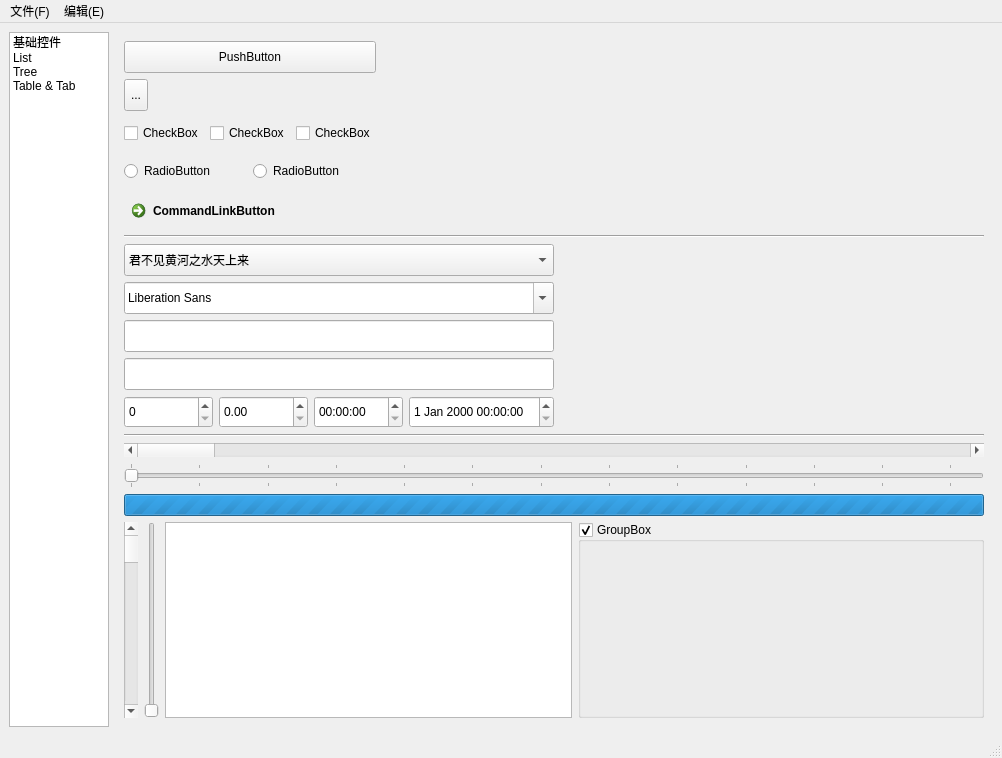
This is mainwindow.ui in igugyj/FluentUIStyle as Qt 5 draws it before an edit. The edited form follows.
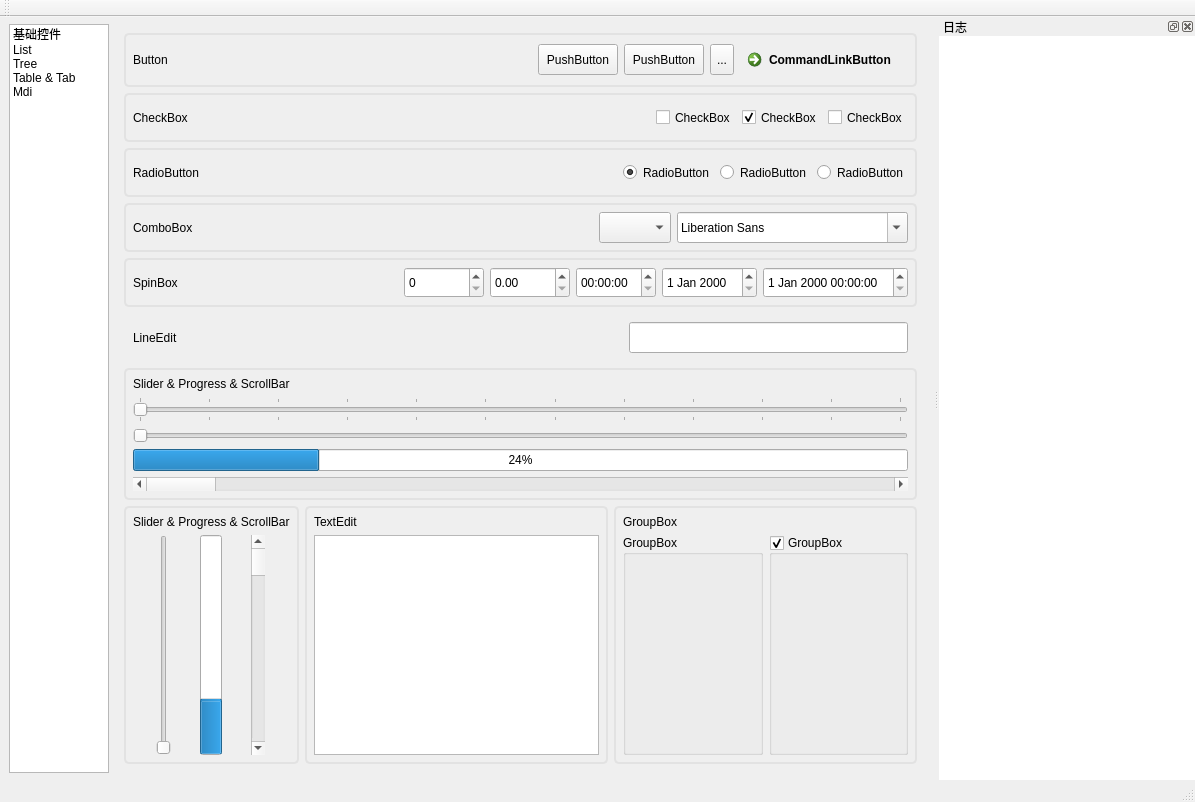
This is the edited form.

```diff
--- a/mainwindow.ui
+++ b/mainwindow.ui
@@ -6,15 +6,29 @@
    <rect>
     <x>0</x>
     <y>0</y>
-    <width>1002</width>
-    <height>758</height>
+    <width>1195</width>
+    <height>802</height>
    </rect>
   </property>
   <property name="windowTitle">
    <string>MainWindow</string>
   </property>
+  <property name="styleSheet">
+   <string notr="true">MainWindow{background: white;}
+#widget, #widget_2,#widget_3,#widget_4,#widget_5,#widget_6,#widget_7,#widget_8,#widget_9
+ {border: 2px solid rgb(226, 226, 226); border-radius: 5px;}</string>
+  </property>
   <widget class="QWidget" name="centralwidget">
    <layout class="QGridLayout" name="gridLayout">
+    <property name="topMargin">
+     <number>7</number>
+    </property>
+    <property name="rightMargin">
+     <number>7</number>
+    </property>
+    <property name="bottomMargin">
+     <number>7</number>
+    </property>
     <item row="0" column="0">
      <widget class="QListWidget" name="listWidget">
       <property name="sizePolicy">
@@ -49,6 +63,11 @@
         <string>Table &amp; Tab</string>
        </property>
       </item>
+      <item>
+       <property name="text">
+        <string>Mdi</string>
+       </property>
+      </item>
      </widget>
     </item>
     <item row="0" column="1">
@@ -57,52 +76,16 @@
        <number>0</number>
       </property>
       <widget class="QWidget" name="page">
-       <layout class="QGridLayout" name="gridLayout_8">
-        <item row="0" column="0">
+       <layout class="QGridLayout" name="gridLayout_14">
+        <item row="0" column="0" colspan="3">
+         <widget class="QWidget" name="widget" native="true">
          <layout class="QGridLayout" name="gridLayout_2">
-          <item row="3" column="0">
-           <layout class="QHBoxLayout" name="horizontalLayout_2">
-            <item>
-             <widget class="QRadioButton" name="radioButton">
-              <property name="minimumSize">
-               <size>
-                <width>0</width>
-                <height>32</height>
-               </size>
-              </property>
-              <property name="text">
-               <string>RadioButton</string>
-              </property>
-             </widget>
-            </item>
-            <item>
-             <widget class="QRadioButton" name="radioButton_2">
-              <property name="minimumSize">
-               <size>
-                <width>0</width>
-                <height>32</height>
-               </size>
-              </property>
-              <property name="text">
-               <string>RadioButton</string>
-              </property>
-             </widget>
-            </item>
-           </layout>
-          </item>
-          <item row="4" column="0">
-           <widget class="QCommandLinkButton" name="commandLinkButton">
-            <property name="text">
-             <string>CommandLinkButton</string>
-            </property>
-           </widget>
-          </item>
-          <item row="0" column="0">
+           <item row="0" column="3">
            <widget class="QPushButton" name="pushButton">
             <property name="minimumSize">
              <size>
               <width>0</width>
-              <height>32</height>
+               <height>31</height>
              </size>
             </property>
             <property name="text">
@@ -110,58 +93,12 @@
             </property>
            </widget>
           </item>
-          <item row="2" column="0">
-           <layout class="QHBoxLayout" name="horizontalLayout">
-            <item>
-             <widget class="QCheckBox" name="checkBox">
-              <property name="minimumSize">
-               <size>
-                <width>0</width>
-                <height>32</height>
-               </size>
-              </property>
-              <property name="text">
-               <string>CheckBox</string>
-              </property>
-              <property name="tristate">
-               <bool>true</bool>
-              </property>
-             </widget>
-            </item>
-            <item>
-             <widget class="QCheckBox" name="checkBox_2">
-              <property name="minimumSize">
-               <size>
-                <width>0</width>
-                <height>32</height>
-               </size>
-              </property>
-              <property name="text">
-               <string>CheckBox</string>
-              </property>
-             </widget>
-            </item>
-            <item>
-             <widget class="QCheckBox" name="checkBox_3">
-              <property name="minimumSize">
-               <size>
-                <width>0</width>
-                <height>32</height>
-               </size>
-              </property>
-              <property name="text">
-               <string>CheckBox</string>
-              </property>
-             </widget>
-            </item>
-           </layout>
-          </item>
-          <item row="1" column="0">
+           <item row="0" column="5">
            <widget class="QToolButton" name="toolButton">
             <property name="minimumSize">
              <size>
               <width>0</width>
-              <height>32</height>
+               <height>31</height>
              </size>
             </property>
             <property name="text">
@@ -169,61 +106,269 @@
             </property>
            </widget>
           </item>
-          <item row="2" column="1">
+           <item row="0" column="0">
+            <widget class="QLabel" name="label">
+             <property name="text">
+              <string>Button</string>
+             </property>
+            </widget>
+           </item>
+           <item row="0" column="4">
+            <widget class="QPushButton" name="pushButton_2">
+             <property name="minimumSize">
+              <size>
+               <width>0</width>
+               <height>31</height>
+              </size>
+             </property>
+             <property name="text">
+              <string>PushButton</string>
+             </property>
+            </widget>
+           </item>
+           <item row="0" column="1">
            <spacer name="horizontalSpacer">
             <property name="orientation">
              <enum>Qt::Horizontal</enum>
             </property>
             <property name="sizeHint" stdset="0">
              <size>
-              <width>40</width>
+               <width>522</width>
               <height>20</height>
              </size>
             </property>
            </spacer>
           </item>
-         </layout>
-        </item>
-        <item row="1" column="0">
-         <widget class="Line" name="line">
-          <property name="orientation">
-           <enum>Qt::Horizontal</enum>
-          </property>
+           <item row="0" column="6">
+            <widget class="QCommandLinkButton" name="commandLinkButton">
+             <property name="text">
+              <string>CommandLinkButton</string>
+             </property>
+            </widget>
+           </item>
+          </layout>
          </widget>
         </item>
-        <item row="2" column="0">
+        <item row="1" column="0" colspan="3">
+         <widget class="QWidget" name="widget_2" native="true">
          <layout class="QGridLayout" name="gridLayout_6">
-          <item row="1" column="1">
+           <item row="0" column="0">
+            <widget class="QLabel" name="label_2">
+             <property name="text">
+              <string>CheckBox</string>
+             </property>
+            </widget>
+           </item>
+           <item row="0" column="1">
            <spacer name="horizontalSpacer_2">
             <property name="orientation">
              <enum>Qt::Horizontal</enum>
             </property>
             <property name="sizeHint" stdset="0">
              <size>
-              <width>40</width>
+               <width>634</width>
               <height>20</height>
              </size>
             </property>
            </spacer>
           </item>
-          <item row="2" column="0">
-           <widget class="QLineEdit" name="lineEdit">
+           <item row="0" column="2">
+            <widget class="QCheckBox" name="checkBox">
             <property name="minimumSize">
              <size>
               <width>0</width>
-              <height>32</height>
-             </size>
-            </property>
-           </widget>
-          </item>
-          <item row="4" column="0">
-           <layout class="QHBoxLayout" name="horizontalLayout_3">
+               <height>31</height>
+              </size>
+             </property>
+             <property name="text">
+              <string>CheckBox</string>
+             </property>
+             <property name="tristate">
+              <bool>true</bool>
+             </property>
+            </widget>
+           </item>
+           <item row="0" column="3">
+            <widget class="QCheckBox" name="checkBox_2">
+             <property name="minimumSize">
+              <size>
+               <width>0</width>
+               <height>31</height>
+              </size>
+             </property>
+             <property name="text">
+              <string>CheckBox</string>
+             </property>
+             <property name="checked">
+              <bool>true</bool>
+             </property>
+            </widget>
+           </item>
+           <item row="0" column="4">
+            <widget class="QCheckBox" name="checkBox_3">
+             <property name="minimumSize">
+              <size>
+               <width>0</width>
+               <height>31</height>
+              </size>
+             </property>
+             <property name="text">
+              <string>CheckBox</string>
+             </property>
+            </widget>
+           </item>
+          </layout>
+         </widget>
+        </item>
+        <item row="2" column="0" colspan="3">
+         <widget class="QWidget" name="widget_3" native="true">
+          <layout class="QGridLayout" name="gridLayout_7">
+           <item row="0" column="0">
+            <widget class="QLabel" name="label_3">
+             <property name="text">
+              <string>RadioButton</string>
+             </property>
+            </widget>
+           </item>
+           <item row="0" column="1">
+            <spacer name="horizontalSpacer_3">
+             <property name="orientation">
+              <enum>Qt::Horizontal</enum>
+             </property>
+             <property name="sizeHint" stdset="0">
+              <size>
+               <width>570</width>
+               <height>20</height>
+              </size>
+             </property>
+            </spacer>
+           </item>
+           <item row="0" column="2">
+            <widget class="QRadioButton" name="radioButton_3">
+             <property name="minimumSize">
+              <size>
+               <width>0</width>
+               <height>31</height>
+              </size>
+             </property>
+             <property name="text">
+              <string>RadioButton</string>
+             </property>
+             <property name="checked">
+              <bool>true</bool>
+             </property>
+            </widget>
+           </item>
+           <item row="0" column="3">
+            <widget class="QRadioButton" name="radioButton_2">
+             <property name="minimumSize">
+              <size>
+               <width>0</width>
+               <height>31</height>
+              </size>
+             </property>
+             <property name="text">
+              <string>RadioButton</string>
+             </property>
+            </widget>
+           </item>
+           <item row="0" column="4">
+            <widget class="QRadioButton" name="radioButton">
+             <property name="minimumSize">
+              <size>
+               <width>0</width>
+               <height>31</height>
+              </size>
+             </property>
+             <property name="text">
+              <string>RadioButton</string>
+             </property>
+            </widget>
+           </item>
+          </layout>
+         </widget>
+        </item>
+        <item row="3" column="0" colspan="3">
+         <widget class="QWidget" name="widget_4" native="true">
+          <layout class="QGridLayout" name="gridLayout_8">
+           <item row="0" column="0">
+            <widget class="QLabel" name="label_4">
+             <property name="text">
+              <string>ComboBox</string>
+             </property>
+            </widget>
+           </item>
+           <item row="0" column="1">
+            <spacer name="horizontalSpacer_4">
+             <property name="orientation">
+              <enum>Qt::Horizontal</enum>
+             </property>
+             <property name="sizeHint" stdset="0">
+              <size>
+               <width>578</width>
+               <height>20</height>
+              </size>
+             </property>
+            </spacer>
+           </item>
+           <item row="0" column="2">
+            <widget class="QComboBox" name="comboBox">
+             <property name="sizePolicy">
+              <sizepolicy hsizetype="Preferred" vsizetype="Fixed">
+               <horstretch>0</horstretch>
+               <verstretch>0</verstretch>
+              </sizepolicy>
+             </property>
+             <property name="minimumSize">
+              <size>
+               <width>0</width>
+               <height>31</height>
+              </size>
+             </property>
+            </widget>
+           </item>
+           <item row="0" column="3">
+            <widget class="QFontComboBox" name="fontComboBox">
+             <property name="minimumSize">
+              <size>
+               <width>0</width>
+               <height>31</height>
+              </size>
+             </property>
+            </widget>
+           </item>
+          </layout>
+         </widget>
+        </item>
+        <item row="4" column="0" colspan="3">
+         <widget class="QWidget" name="widget_5" native="true">
+          <layout class="QHBoxLayout" name="horizontalLayout">
+           <item>
+            <widget class="QLabel" name="label_5">
+             <property name="text">
+              <string>SpinBox</string>
+             </property>
+            </widget>
+           </item>
+           <item>
+            <spacer name="horizontalSpacer_5">
+             <property name="orientation">
+              <enum>Qt::Horizontal</enum>
+             </property>
+             <property name="sizeHint" stdset="0">
+              <size>
+               <width>413</width>
+               <height>20</height>
+              </size>
+             </property>
+            </spacer>
+           </item>
             <item>
              <widget class="QSpinBox" name="spinBox">
               <property name="minimumSize">
                <size>
-                <width>0</width>
-                <height>32</height>
+               <width>80</width>
+               <height>31</height>
                </size>
               </property>
              </widget>
@@ -232,8 +377,8 @@
              <widget class="QDoubleSpinBox" name="doubleSpinBox">
               <property name="minimumSize">
                <size>
-                <width>0</width>
-                <height>32</height>
+               <width>80</width>
+               <height>31</height>
                </size>
               </property>
              </widget>
@@ -242,8 +387,18 @@
              <widget class="QTimeEdit" name="timeEdit">
               <property name="minimumSize">
                <size>
+               <width>80</width>
+               <height>31</height>
+              </size>
+             </property>
+            </widget>
+           </item>
+           <item>
+            <widget class="QDateEdit" name="dateEdit">
+             <property name="minimumSize">
+              <size>
                 <width>0</width>
-                <height>32</height>
+               <height>31</height>
                </size>
               </property>
              </widget>
@@ -253,131 +408,177 @@
               <property name="minimumSize">
                <size>
                 <width>0</width>
-                <height>32</height>
+               <height>31</height>
                </size>
               </property>
              </widget>
             </item>
            </layout>
-          </item>
+         </widget>
+        </item>
+        <item row="5" column="0" colspan="3">
+         <widget class="QWidget" name="widget_10" native="true">
+          <layout class="QGridLayout" name="gridLayout_13">
           <item row="0" column="0">
-           <widget class="QComboBox" name="comboBox">
-            <property name="minimumSize">
-             <size>
-              <width>0</width>
-              <height>32</height>
-             </size>
-            </property>
-            <item>
+            <widget class="QLabel" name="label_10">
              <property name="text">
-              <string>君不见黄河之水天上来</string>
+              <string>LineEdit</string>
              </property>
-            </item>
-            <item>
-             <property name="text">
-              <string>奔流到海不复回</string>
-             </property>
-            </item>
-            <item>
-             <property name="text">
-              <string>君不见高堂明镜悲白发</string>
-             </property>
-            </item>
-            <item>
-             <property name="text">
-              <string>朝如青丝暮成雪</string>
-             </property>
-            </item>
-           </widget>
-          </item>
-          <item row="1" column="0">
-           <widget class="QFontComboBox" name="fontComboBox">
-            <property name="minimumSize">
-             <size>
-              <width>0</width>
-              <height>32</height>
-             </size>
-            </property>
-           </widget>
-          </item>
-          <item row="3" column="0">
-           <widget class="QLineEdit" name="lineEdit_2">
-            <property name="minimumSize">
-             <size>
-              <width>0</width>
-              <height>32</height>
-             </size>
-            </property>
-            <property name="readOnly">
-             <bool>true</bool>
-            </property>
-           </widget>
-          </item>
-         </layout>
-        </item>
-        <item row="3" column="0">
-         <widget class="Line" name="line_2">
+            </widget>
+           </item>
+           <item row="0" column="1">
+            <spacer name="horizontalSpacer_6">
           <property name="orientation">
            <enum>Qt::Horizontal</enum>
           </property>
-         </widget>
-        </item>
+             <property name="sizeHint" stdset="0">
+              <size>
+               <width>445</width>
+               <height>20</height>
+              </size>
+             </property>
+            </spacer>
+           </item>
+           <item row="0" column="2">
+            <widget class="QLineEdit" name="lineEdit">
+             <property name="minimumSize">
+              <size>
+               <width>0</width>
+               <height>31</height>
+              </size>
+             </property>
+            </widget>
+           </item>
+          </layout>
+         </widget>
+        </item>
+        <item row="6" column="0" colspan="3">
+         <widget class="QWidget" name="widget_6" native="true">
+          <layout class="QGridLayout" name="gridLayout_9">
         <item row="4" column="0">
-         <layout class="QGridLayout" name="gridLayout_7">
-          <item row="0" column="0">
-           <layout class="QVBoxLayout" name="verticalLayout">
-            <item>
              <widget class="QScrollBar" name="horizontalScrollBar">
               <property name="orientation">
                <enum>Qt::Horizontal</enum>
               </property>
              </widget>
             </item>
-            <item>
+           <item row="3" column="0">
+            <widget class="QProgressBar" name="progressBar">
+             <property name="value">
+              <number>24</number>
+             </property>
+            </widget>
+           </item>
+           <item row="2" column="0">
              <widget class="QSlider" name="horizontalSlider">
               <property name="orientation">
                <enum>Qt::Horizontal</enum>
               </property>
+            </widget>
+           </item>
+           <item row="0" column="0">
+            <widget class="QLabel" name="label_6">
+             <property name="text">
+              <string>Slider &amp; Progress &amp; ScrollBar</string>
+             </property>
+            </widget>
+           </item>
+           <item row="1" column="0">
+            <widget class="QSlider" name="horizontalSlider_3">
+             <property name="orientation">
+              <enum>Qt::Horizontal</enum>
+             </property>
               <property name="tickPosition">
                <enum>QSlider::TicksBothSides</enum>
               </property>
               <property name="tickInterval">
-               <number>8</number>
+              <number>9</number>
               </property>
              </widget>
             </item>
+          </layout>
+         </widget>
+        </item>
+        <item row="7" column="0">
+         <widget class="QWidget" name="widget_9" native="true">
+          <layout class="QGridLayout" name="gridLayout_12">
+           <item row="0" column="0">
+            <widget class="QLabel" name="label_9">
+             <property name="text">
+              <string>Slider &amp; Progress &amp; ScrollBar</string>
+             </property>
+            </widget>
+           </item>
+           <item row="1" column="0">
+            <layout class="QHBoxLayout" name="horizontalLayout_2">
             <item>
-             <widget class="QProgressBar" name="progressBar">
-              <property name="maximum">
-               <number>0</number>
-              </property>
+              <widget class="QSlider" name="horizontalSlider_2">
+               <property name="orientation">
+                <enum>Qt::Vertical</enum>
+               </property>
+              </widget>
+             </item>
+             <item>
+              <widget class="QProgressBar" name="progressBar_2">
               <property name="value">
-               <number>-1</number>
-              </property>
-             </widget>
-            </item>
-           </layout>
+                <number>24</number>
+               </property>
+               <property name="orientation">
+                <enum>Qt::Vertical</enum>
+               </property>
+              </widget>
+             </item>
+             <item>
+              <widget class="QScrollBar" name="horizontalScrollBar_2">
+               <property name="orientation">
+                <enum>Qt::Vertical</enum>
+               </property>
+              </widget>
+             </item>
+            </layout>
+           </item>
+          </layout>
+         </widget>
+        </item>
+        <item row="7" column="1">
+         <widget class="QWidget" name="widget_7" native="true">
+          <layout class="QGridLayout" name="gridLayout_10">
+           <item row="0" column="0">
+            <widget class="QLabel" name="label_7">
+             <property name="sizePolicy">
+              <sizepolicy hsizetype="Preferred" vsizetype="Fixed">
+               <horstretch>0</horstretch>
+               <verstretch>0</verstretch>
+              </sizepolicy>
+             </property>
+             <property name="text">
+              <string>TextEdit</string>
+             </property>
+            </widget>
           </item>
           <item row="1" column="0">
-           <layout class="QHBoxLayout" name="horizontalLayout_4">
-            <item>
-             <widget class="QScrollBar" name="verticalScrollBar">
-              <property name="orientation">
-               <enum>Qt::Vertical</enum>
-              </property>
-             </widget>
-            </item>
-            <item>
-             <widget class="QSlider" name="verticalSlider">
-              <property name="orientation">
-               <enum>Qt::Vertical</enum>
-              </property>
-             </widget>
-            </item>
-            <item>
              <widget class="QTextEdit" name="textEdit"/>
             </item>
-            <item>
+          </layout>
+         </widget>
+        </item>
+        <item row="7" column="2">
+         <widget class="QWidget" name="widget_8" native="true">
+          <layout class="QGridLayout" name="gridLayout_11">
+           <item row="0" column="0" colspan="2">
+            <widget class="QLabel" name="label_8">
+             <property name="sizePolicy">
+              <sizepolicy hsizetype="Preferred" vsizetype="Fixed">
+               <horstretch>0</horstretch>
+               <verstretch>0</verstretch>
+              </sizepolicy>
+             </property>
+             <property name="text">
+              <string>GroupBox</string>
+             </property>
+            </widget>
+           </item>
+           <item row="1" column="0">
              <widget class="QGroupBox" name="groupBox">
               <property name="sizePolicy">
                <sizepolicy hsizetype="Expanding" vsizetype="Preferred">
@@ -388,14 +589,29 @@
               <property name="title">
                <string>GroupBox</string>
               </property>
+            </widget>
+           </item>
+           <item row="1" column="1">
+            <widget class="QGroupBox" name="groupBox_2">
+             <property name="sizePolicy">
+              <sizepolicy hsizetype="Expanding" vsizetype="Preferred">
+               <horstretch>0</horstretch>
+               <verstretch>0</verstretch>
+              </sizepolicy>
+             </property>
+             <property name="title">
+              <string>GroupBox</string>
+             </property>
+             <property name="flat">
+              <bool>false</bool>
+             </property>
               <property name="checkable">
                <bool>true</bool>
               </property>
              </widget>
             </item>
            </layout>
-          </item>
-         </layout>
+         </widget>
         </item>
        </layout>
       </widget>
@@ -638,6 +854,7 @@
         </item>
        </layout>
       </widget>
+      <widget class="QWidget" name="page_5"/>
      </widget>
     </item>
    </layout>
@@ -647,42 +864,57 @@
     <rect>
      <x>0</x>
      <y>0</y>
-     <width>1002</width>
-     <height>22</height>
+     <width>1195</width>
+     <height>26</height>
     </rect>
    </property>
-   <widget class="QMenu" name="menuF">
-    <property name="title">
-     <string>文件(F)</string>
-    </property>
-    <widget class="QMenu" name="menuOpenFile">
-     <property name="title">
-      <string>Open File</string>
-     </property>
-     <addaction name="actionQwidgetCpp"/>
-     <addaction name="actionQwidgetH"/>
-    </widget>
-    <addaction name="actionNewCreate"/>
-    <addaction name="menuOpenFile"/>
-    <addaction name="actionCloseFile"/>
-    <addaction name="separator"/>
-    <addaction name="actionExit"/>
-   </widget>
-   <widget class="QMenu" name="menuE">
-    <property name="title">
-     <string>编辑(E)</string>
-    </property>
-    <addaction name="actionRedo"/>
-    <addaction name="actionUndo"/>
-    <addaction name="separator"/>
-    <addaction name="actionCut"/>
-    <addaction name="actionCopy"/>
-    <addaction name="actionPaste"/>
-   </widget>
-   <addaction name="menuF"/>
-   <addaction name="menuE"/>
   </widget>
   <widget class="QStatusBar" name="statusbar"/>
+  <widget class="QToolBar" name="toolBar">
+   <property name="windowTitle">
+    <string>toolBar</string>
+   </property>
+   <attribute name="toolBarArea">
+    <enum>TopToolBarArea</enum>
+   </attribute>
+   <attribute name="toolBarBreak">
+    <bool>false</bool>
+   </attribute>
+  </widget>
+  <widget class="QDockWidget" name="dockWidget">
+   <property name="floating">
+    <bool>false</bool>
+   </property>
+   <property name="windowTitle">
+    <string>日志</string>
+   </property>
+   <attribute name="dockWidgetArea">
+    <number>2</number>
+   </attribute>
+   <widget class="QWidget" name="dockWidgetContents_2">
+    <layout class="QGridLayout" name="gridLayout_15">
+     <property name="leftMargin">
+      <number>0</number>
+     </property>
+     <property name="topMargin">
+      <number>0</number>
+     </property>
+     <property name="rightMargin">
+      <number>0</number>
+     </property>
+     <property name="bottomMargin">
+      <number>0</number>
+     </property>
+     <item row="0" column="0">
+      <widget class="QTextEdit" name="log">
+       <property name="frameShape">
+        <enum>QFrame::NoFrame</enum>
+       </property>
+      </widget>
+     </item>
+    </layout>
+   </widget>
+  </widget>
   <action name="actionNewCreate">
    <property name="text">
     <string>New Create</string>
```
Left out of the diff: 32 changed lines with no effect on the pictures. Lines whose indentation alone changed are shown as unchanged.
